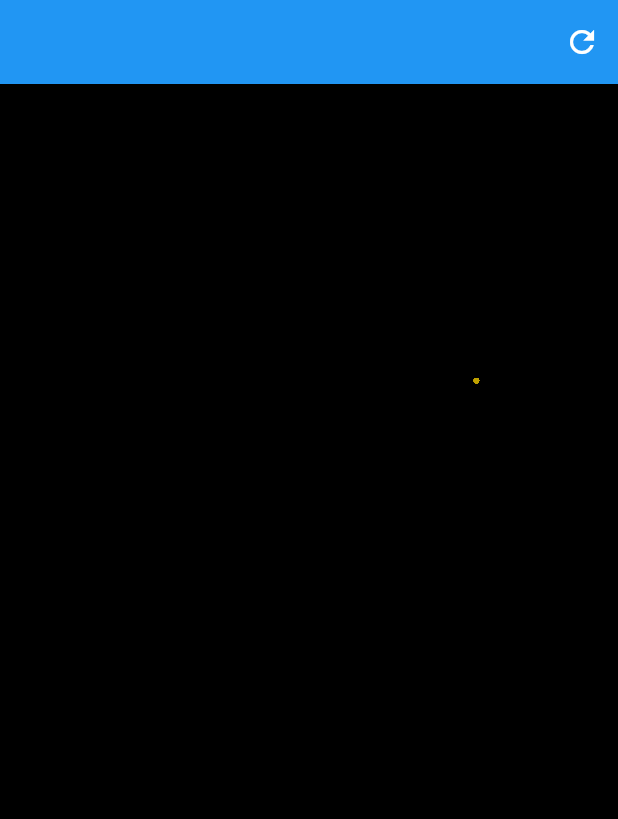
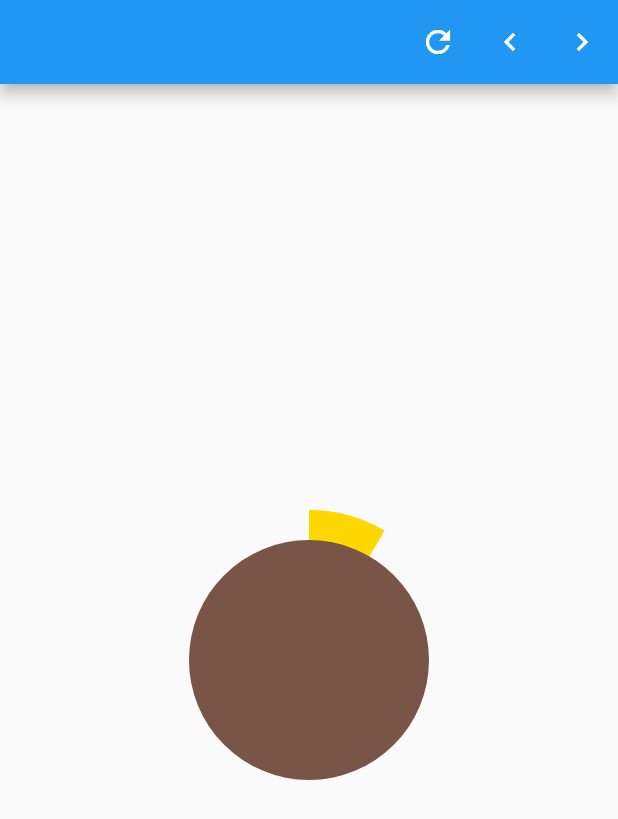
Before and after one commit to nachiketingle/animation_examples, a Flutter app: the screen it shows after launch, after a tap on the "refresh" icon, on a phone screen of 412 x 824 dp. Shown: the top 819 px of the screen. Run offline on Flutter 3.47's test engine with Material 2 defaults, Android fonts, the phone set to English and light mode, and no system bars.

Commit message:
Added an Circular Timer which can be modified by its paramaters. Cleaned up a few import statements.

```diff
--- /dev/null
+++ b/lib/ArcTimer.dart
@@ -0,0 +1,112 @@
+import 'dart:async';
+import 'dart:math';
+
+import 'package:flutter/material.dart';
+
+class ArcTimer extends StatefulWidget {
+  ArcTimer({Key key, this.outerRadius:100, this.color:Colors.black, this.innerRadius:50, this.fillColor:Colors.white, this.seconds:60, this.repeat}) : super(key: key);
+  final Color color;
+  final Color fillColor;
+  final double outerRadius;
+  final double innerRadius;
+  final double seconds;
+  final bool repeat;
+
+  _ArcTimerState createState() => _ArcTimerState();
+}
+
+class _ArcTimerState extends State<ArcTimer> {
+  final int updateCycle = 10;
+  double initialCount;
+  double count;
+  double fraction;
+  Timer timer;
+
+  void reset() {
+    if(timer != null) {
+      timer.cancel();
+    }
+
+    initialCount = widget.seconds * 1000;
+    count = initialCount;
+    fraction = count / initialCount;
+    timer = Timer.periodic(Duration(milliseconds: updateCycle), _countdown);
+  }
+
+  void _countdown(Timer timer) {
+    if(mounted) {
+      setState(() {
+        count -= updateCycle;
+        fraction = count / initialCount;
+      });
+    }
+    if(count <= 0) {
+      widget.repeat ? reset() : timer.cancel();
+    }
+
+  }
+
+  @override
+  void initState() {
+    super.initState();
+    reset();
+  }
+
+  @override
+  void dispose() {
+    timer.cancel();
+    super.dispose();
+  }
+
+  @override
+  Widget build(BuildContext context) {
+    return Container(
+      width: widget.outerRadius * 2,
+      height: widget.outerRadius * 2,
+      child: CustomPaint(
+        painter: ArcTimerPrinter(
+            color: widget.color,
+            radii: widget.innerRadius,
+            fillColor: widget.fillColor,
+            fraction: fraction
+        ),
+      ),
+    );
+  }
+
+}
+
+class ArcTimerPrinter extends CustomPainter {
+
+  ArcTimerPrinter({@required this.color, @required this.radii, @required this.fillColor, this.fraction:0.5});
+  final Color color;
+  final Color fillColor;
+  final double radii;
+  final double fraction;
+
+  @override
+  void paint(Canvas canvas, Size size) {
+    var center = Offset(size.width / 2, size.height/2);
+
+    // Rectangles
+    Rect arcRect = Rect.fromCircle(center: center, radius: size.width/2);
+    Rect fillRect = Rect.fromCircle(center: center, radius: radii);
+
+    // Paints
+    Paint arcPaint = Paint()
+      ..color = color
+      ..strokeWidth = 10;
+    Paint fillPaint = Paint()
+      ..color = fillColor;
+
+    // Drawing
+    canvas.drawArc(arcRect, 3 * pi / 2, fraction * 2 * pi, true, arcPaint);
+    canvas.drawArc(fillRect, 0, 2 * pi, true, fillPaint);
+  }
+
+  @override
+  bool shouldRepaint(CustomPainter oldDelegate) {
+    return true;
+  }
+
+}
--- a/lib/ImportAllAnimations.dart
+++ b/lib/ImportAllAnimations.dart
@@ -1 +1,2 @@
 export 'RandomDots.dart';
+export 'ArcTimer.dart';
--- a/lib/main.dart
+++ b/lib/main.dart
@@ -1,3 +1,5 @@
+import 'dart:math';
+
 import 'package:flutter/material.dart';
 import 'ImportAllAnimations.dart';
 
@@ -46,22 +48,46 @@ class _HomePageState extends State<HomePage> {
       appBar: AppBar(
         actions: [
           IconButton(
-              icon: Icon(Icons.refresh),
-              onPressed: () {
-                setState(() {});
-              }),
+            icon: Icon(Icons.refresh),
+            onPressed: () {
+              setState(() {});
+            },
+          ),
+          IconButton(
+            icon: Icon(Icons.navigate_before),
+            onPressed: () {
+              setState(() {});
+            },
+          ),
+          IconButton(
+            icon: Icon(Icons.navigate_next),
+            onPressed: () {
+              setState(() {});
+            },
+          ),
         ],
       ),
 
       // Body to show animations
-      body: RandomDots(
+      body: Center(
+        child: ArcTimer(
+          color: gold,
+          fillColor: Colors.primaries[Random().nextInt(Colors.primaries.length)],
+          seconds: 10,
+          innerRadius: 80,
+          outerRadius: 100,
+          repeat: true,
+        ),
+      ),
+
+      /*RandomDots(
         numOfDots: 250,
         backgroundColor: Colors.black,
         colors: [gold],
         haveOrigin: true,
         top: MediaQuery.of(context).size.height / 2,
         left: MediaQuery.of(context).size.width / 2,
-      ),
+      ),*/
     );
   }
 }
```
